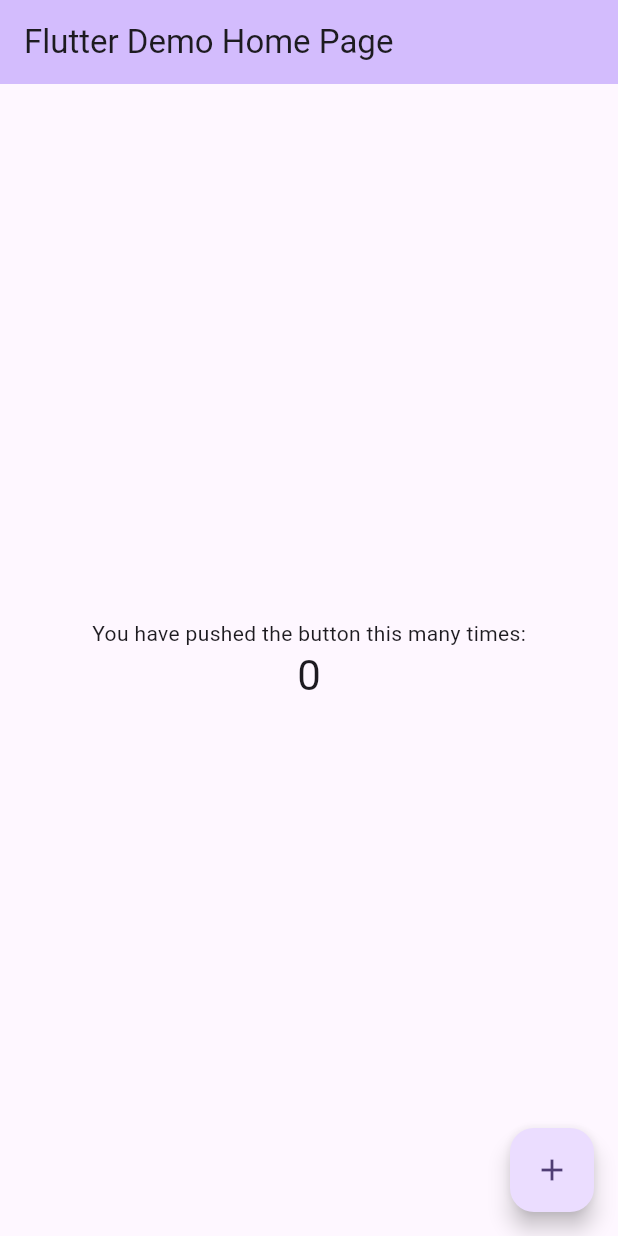
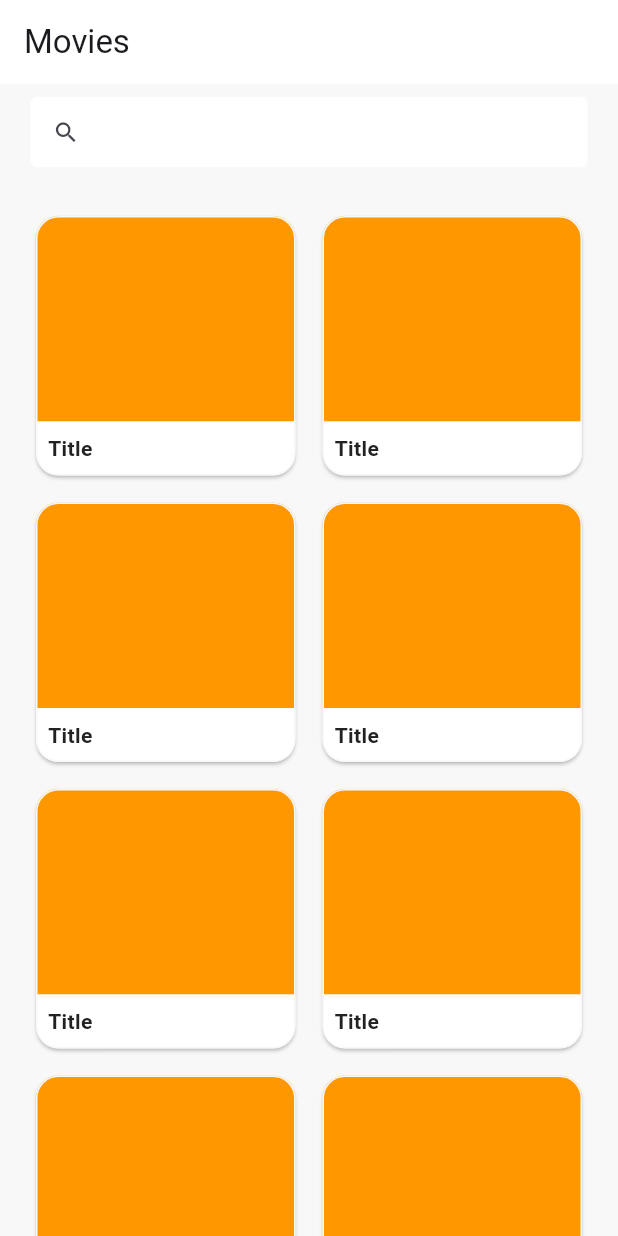
Before and after one commit to semihtahirakbas/fenix_case_movie_app, a Flutter app: the screen it shows after launch, on a phone screen of 412 x 824 dp. Run offline on Flutter 3.47's test engine with Material 3 defaults, Android fonts, the phone set to English and light mode, and no system bars; our stand-ins replace bloc, dartz, dio.

Commit message:
creating-movie-repo-and-base-theme

```diff
--- a/lib/main.dart
+++ b/lib/main.dart
@@ -1,3 +1,5 @@
+import 'package:fenix_case_movie_app/screens/movie/view/movie_view.dart';
+import 'package:fenix_case_movie_app/utility/theme/app_theme.dart';
 import 'package:flutter/material.dart';
 
 void main() {
@@ -7,119 +9,11 @@
 class MyApp extends StatelessWidget {
   const MyApp({super.key});
 
-  // This widget is the root of your application.
   @override
   Widget build(BuildContext context) {
     return MaterialApp(
-      title: 'Flutter Demo',
-      theme: ThemeData(
-        // This is the theme of your application.
-        //
-        // TRY THIS: Try running your application with "flutter run". You'll see
-        // the application has a purple toolbar. Then, without quitting the app,
-        // try changing the seedColor in the colorScheme below to Colors.green
-        // and then invoke "hot reload" (save your changes or press the "hot
-        // reload" button in a Flutter-supported IDE, or press "r" if you used
-        // the command line to start the app).
-        //
-        // Notice that the counter didn't reset back to zero; the application
-        // state is not lost during the reload. To reset the state, use hot
-        // restart instead.
-        //
-        // This works for code too, not just values: Most code changes can be
-        // tested with just a hot reload.
-        colorScheme: ColorScheme.fromSeed(seedColor: Colors.deepPurple),
-        useMaterial3: true,
-      ),
-      home: const MyHomePage(title: 'Flutter Demo Home Page'),
-    );
+        debugShowCheckedModeBanner: false,
+        theme: appThemeData(),
+        home: const MovieView());
   }
 }
-
-class MyHomePage extends StatefulWidget {
-  const MyHomePage({super.key, required this.title});
-
-  // This widget is the home page of your application. It is stateful, meaning
-  // that it has a State object (defined below) that contains fields that affect
-  // how it looks.
-
-  // This class is the configuration for the state. It holds the values (in this
-  // case the title) provided by the parent (in this case the App widget) and
-  // used by the build method of the State. Fields in a Widget subclass are
-  // always marked "final".
-
-  final String title;
-
-  @override
-  State<MyHomePage> createState() => _MyHomePageState();
-}
-
-class _MyHomePageState extends State<MyHomePage> {
-  int _counter = 0;
-
-  void _incrementCounter() {
-    setState(() {
-      // This call to setState tells the Flutter framework that something has
-      // changed in this State, which causes it to rerun the build method below
-      // so that the display can reflect the updated values. If we changed
-      // _counter without calling setState(), then the build method would not be
-      // called again, and so nothing would appear to happen.
-      _counter++;
-    });
-  }
-
-  @override
-  Widget build(BuildContext context) {
-    // This method is rerun every time setState is called, for instance as done
-    // by the _incrementCounter method above.
-    //
-    // The Flutter framework has been optimized to make rerunning build methods
-    // fast, so that you can just rebuild anything that needs updating rather
-    // than having to individually change instances of widgets.
-    return Scaffold(
-      appBar: AppBar(
-        // TRY THIS: Try changing the color here to a specific color (to
-        // Colors.amber, perhaps?) and trigger a hot reload to see the AppBar
-        // change color while the other colors stay the same.
-        backgroundColor: Theme.of(context).colorScheme.inversePrimary,
-        // Here we take the value from the MyHomePage object that was created by
-        // the App.build method, and use it to set our appbar title.
-        title: Text(widget.title),
-      ),
-      body: Center(
-        // Center is a layout widget. It takes a single child and positions it
-        // in the middle of the parent.
-        child: Column(
-          // Column is also a layout widget. It takes a list of children and
-          // arranges them vertically. By default, it sizes itself to fit its
-          // children horizontally, and tries to be as tall as its parent.
-          //
-          // Column has various properties to control how it sizes itself and
-          // how it positions its children. Here we use mainAxisAlignment to
-          // center the children vertically; the main axis here is the vertical
-          // axis because Columns are vertical (the cross axis would be
-          // horizontal).
-          //
-          // TRY THIS: Invoke "debug painting" (choose the "Toggle Debug Paint"
-          // action in the IDE, or press "p" in the console), to see the
-          // wireframe for each widget.
-          mainAxisAlignment: MainAxisAlignment.center,
-          children: <Widget>[
-            const Text(
-              'You have pushed the button this many times:',
-            ),
-            Text(
-              '$_counter',
-              style: Theme.of(context).textTheme.headlineMedium,
-            ),
-          ],
-        ),
-      ),
-      floatingActionButton: FloatingActionButton(
-        onPressed: _incrementCounter,
-        tooltip: 'Increment',
-        child: const Icon(Icons.add),
-      ), // This trailing comma makes auto-formatting nicer for build methods.
-    );
-  }
-}
--- /dev/null
+++ b/lib/screens/movie/view/movie_view.dart
@@ -0,0 +1,47 @@
+import 'package:fenix_case_movie_app/screens/movie/widget/movie_item_widget.dart';
+import 'package:fenix_case_movie_app/utility/app_text/app_text.dart';
+import 'package:flutter/material.dart';
+
+import '../../../utility/widget/searchbar_widget.dart';
+
+class MovieView extends StatelessWidget {
+  const MovieView({super.key});
+
+  @override
+  Widget build(BuildContext context) {
+    return Scaffold(
+      appBar: AppBar(
+        title: const Text(AppText.appName),
+      ),
+      body: SafeArea(
+        child: Column(
+          children: [
+            Padding(
+              padding:
+                  const EdgeInsets.symmetric(horizontal: 20.0, vertical: 8),
+              child: SearchbarWidget(
+                controller: TextEditingController(),
+              ),
+            ),
+            Expanded(
+              child: CustomScrollView(
+                primary: false,
+                slivers: <Widget>[
+                  SliverPadding(
+                    padding: const EdgeInsets.all(20),
+                    sliver: SliverGrid.count(
+                        crossAxisSpacing: 10,
+                        mainAxisSpacing: 10,
+                        crossAxisCount: 2,
+                        children:
+                            List.generate(10, (index) => MovieItemWidget())),
+                  ),
+                ],
+              ),
+            ),
+          ],
+        ),
+      ),
+    );
+  }
+}
--- /dev/null
+++ b/lib/screens/movie/widget/movie_item_widget.dart
@@ -0,0 +1,33 @@
+import 'package:fenix_case_movie_app/utility/theme/app_text_style.dart';
+import 'package:flutter/material.dart';
+
+class MovieItemWidget extends StatelessWidget {
+  const MovieItemWidget({super.key});
+
+  @override
+  Widget build(BuildContext context) {
+    return Card(
+      child: Column(
+        crossAxisAlignment: CrossAxisAlignment.start,
+        children: [
+          Expanded(
+            child: ClipRRect(
+              borderRadius:
+                  const BorderRadius.vertical(top: Radius.circular(15)),
+              child: Container(
+                decoration: const BoxDecoration(color: Colors.orange),
+              ),
+            ),
+          ),
+          Padding(
+            padding: const EdgeInsets.all(8.0),
+            child: Text(
+              "Title",
+              style: AppTextStyle.caption,
+            ),
+          )
+        ],
+      ),
+    );
+  }
+}
--- /dev/null
+++ b/lib/utility/app_text/app_text.dart
@@ -0,0 +1,3 @@
+class AppText {
+  static const appName = "Movies";
+}
--- /dev/null
+++ b/lib/utility/app_url/app_url.dart
@@ -0,0 +1,6 @@
+class AppURL {
+  static const baseURL = "https://api.themoviedb.org/3";
+
+  static searchURL({required String apiKey, required String query}) =>
+      "$baseURL/search/movie/?api_key=$apiKey&query=$query";
+}
--- /dev/null
+++ b/lib/utility/theme/app_color.dart
@@ -0,0 +1,11 @@
+import 'package:flutter/material.dart';
+
+@immutable
+// AppColor.backgroundColor
+class AppColor {
+  static const bottomNavigationBarColor = Color.fromRGBO(46, 46, 54, 1);
+  static const appbarColor = Colors.white;
+  static const appTextColor = Color.fromRGBO(34, 34, 34, 1);
+  static const primaryColor = Color.fromRGBO(248, 248, 248, 1);
+  static const secondaryColor = Color.fromRGBO(255, 255, 255, 1);
+}
--- /dev/null
+++ b/lib/utility/theme/app_text_style.dart
@@ -0,0 +1,36 @@
+import 'package:fenix_case_movie_app/utility/theme/app_color.dart';
+import 'package:flutter/material.dart';
+
+class AppTextStyle {
+  static const baseTextStyle = TextStyle();
+
+  static final appTitle = baseTextStyle.copyWith(
+      fontSize: 16, color: AppColor.appTextColor, fontWeight: FontWeight.w600);
+
+  static final body = baseTextStyle.copyWith(
+    fontSize: 14,
+    color: AppColor.appTextColor,
+    fontWeight: FontWeight.w400,
+  );
+
+  static final caption = baseTextStyle.copyWith(
+    fontSize: 14,
+    color: AppColor.appTextColor,
+    fontWeight: FontWeight.w600,
+  );
+
+  static final hintStyle = baseTextStyle.copyWith(
+      fontSize: 14,
+      color: const Color.fromRGBO(197, 197, 197, 1),
+      fontWeight: FontWeight.w500);
+
+  static final buttonLabelActive = baseTextStyle.copyWith(
+      fontSize: 14,
+      color: const Color.fromRGBO(255, 255, 255, 1),
+      fontWeight: FontWeight.bold);
+
+  static final buttonLabelInactive = baseTextStyle.copyWith(
+      fontSize: 16,
+      color: const Color.fromRGBO(34, 34, 34, 0.5),
+      fontWeight: FontWeight.w500);
+}
--- /dev/null
+++ b/lib/utility/widget/searchbar_widget.dart
@@ -0,0 +1,16 @@
+import 'package:fenix_case_movie_app/utility/theme/app_color.dart';
+import 'package:flutter/material.dart';
+
+class SearchbarWidget extends StatelessWidget {
+  const SearchbarWidget({required this.controller, super.key});
+  final TextEditingController controller;
+
+  @override
+  Widget build(BuildContext context) {
+    return TextFormField(
+      cursorColor: AppColor.appTextColor,
+      controller: controller,
+      decoration: const InputDecoration(prefixIcon: Icon(Icons.search)),
+    );
+  }
+}
--- a/pubspec.yaml
+++ b/pubspec.yaml
@@ -35,6 +35,10 @@ dependencies:
   # The following adds the Cupertino Icons font to your application.
   # Use with the CupertinoIcons class for iOS style icons.
   cupertino_icons: ^1.0.8
+  dio: ^5.8.0
+  flutter_bloc: ^9.0.0
+  dartz: ^0.10.1
+  get_it: ^8.0.3
 
 dev_dependencies:
   flutter_test:
```
Also changed, not shown: lib/core/http_statu/http_statu.dart (added, +15 -0 lines), lib/domain/movie/movie_model.dart (added, +23 -0 lines), lib/infrastructure/client/dio_client.dart (added, +64 -0 lines), lib/infrastructure/movie_repo/movie_repo.dart (added, +24 -0 lines), lib/screens/movie/cubit/movie_cubit_cubit.dart (added, +12 -0 lines), lib/screens/movie/cubit/movie_cubit_state.dart (added, +20 -0 lines), lib/utility/theme/app_theme.dart (added, +97 -0 lines), pubspec.lock.
